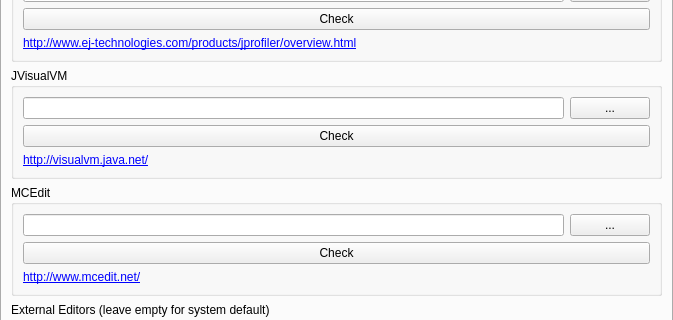
Before: the Qt Designer form application/pages/global/ExternalToolsPage.ui in FreesmTeam/FreesmLauncher, drawn with Qt 5; both pictures show x 0 to 673 and y 84 to 404 of the 673 by 751 pixel window.
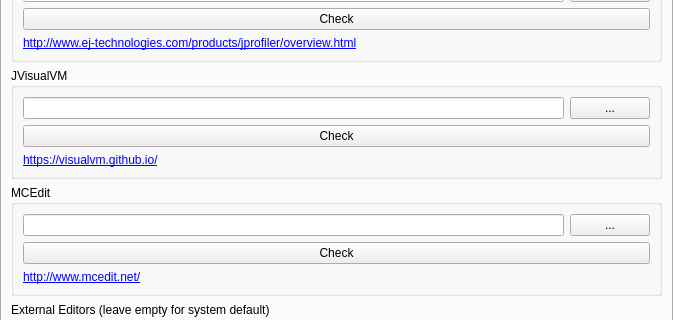
After: the same form once the commit is applied.

Commit message: NOISSUE fix jvisualvm website links

Patch:
```diff
--- a/application/pages/global/ExternalToolsPage.ui
+++ b/application/pages/global/ExternalToolsPage.ui
@@ -100,7 +100,7 @@
           <item>
            <widget class="QLabel" name="jvisualvmLink">
             <property name="text">
-             <string notr="true">&lt;html&gt;&lt;head/&gt;&lt;body&gt;&lt;p&gt;&lt;a href=&quot;http://visualvm.java.net/&quot;&gt;&lt;span style=&quot; text-decoration: underline; color:#0000ff;&quot;&gt;http://visualvm.java.net/&lt;/span&gt;&lt;/a&gt;&lt;/p&gt;&lt;/body&gt;&lt;/html&gt;</string>
+             <string notr="true">&lt;html&gt;&lt;head/&gt;&lt;body&gt;&lt;p&gt;&lt;a href=&quot;https://visualvm.github.io/&quot;&gt;&lt;span style=&quot; text-decoration: underline; color:#0000ff;&quot;&gt;https://visualvm.github.io/&lt;/span&gt;&lt;/a&gt;&lt;/p&gt;&lt;/body&gt;&lt;/html&gt;</string>
             </property>
            </widget>
           </item>
```
